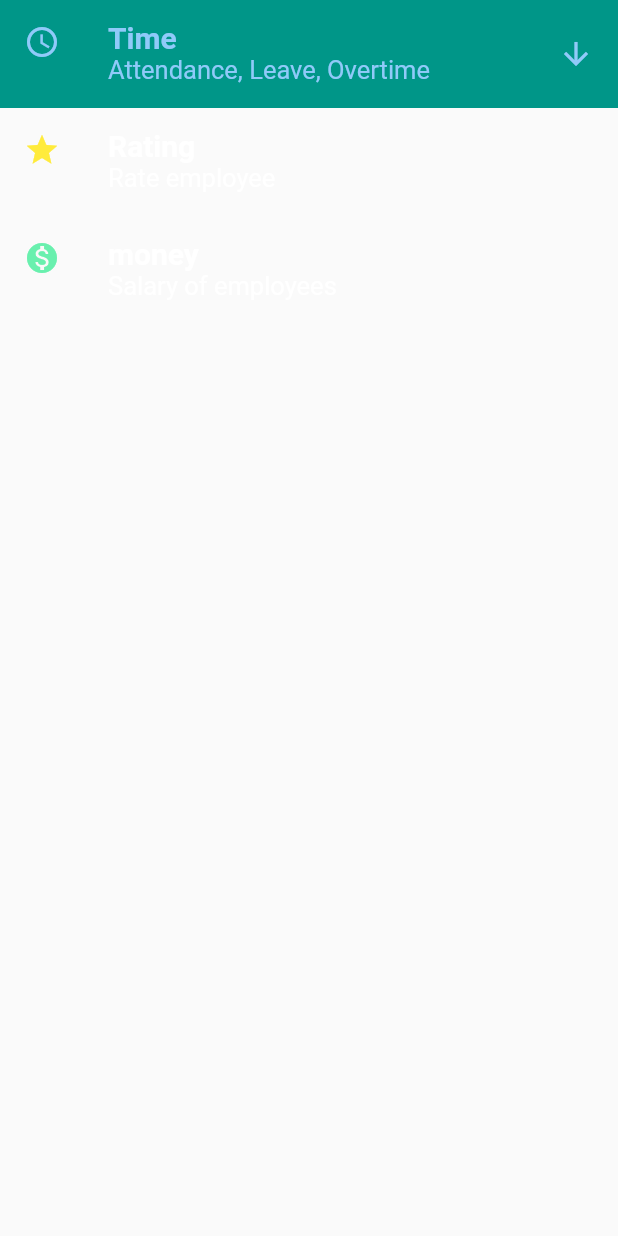
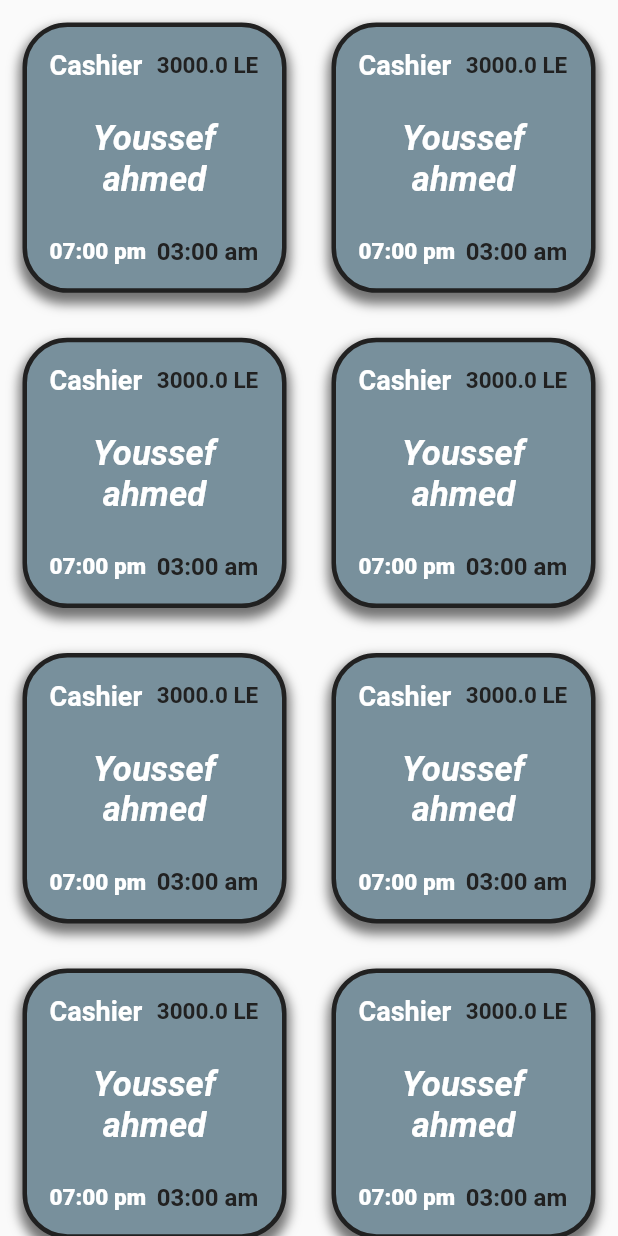
Before and after one commit to Youssef8997/casheir_mobill, a Flutter app: the Employees widget shown alone on an empty page, opened directly, on a phone screen of 412 x 824 dp. Run offline on Flutter 3.47's test engine with Material 2 defaults, Android fonts, the phone set to English and light mode, and no system bars; our stand-ins replace blurrycontainer, flashy_tab_bar2, flutter_bloc, flutter_rating_bar, lottie, percent_indicator and 1 more; missing offline and left inert: connection_notifier.

Commit message:
first step in empo screen

```diff
--- a/lib/Componads/AppBar.dart
+++ b/lib/Componads/AppBar.dart
@@ -1,7 +1,7 @@
 import 'package:flutter/material.dart';
 import 'package:shimmer/shimmer.dart';
 
-PreferredSizeWidget myAppBar ({required text,required List <Widget> Action}){
+PreferredSizeWidget myAppBar ({required text,required List <Widget> Action,leading}){
   return AppBar(
     title: Shimmer.fromColors(
         highlightColor: Colors.black,
@@ -11,5 +11,6 @@ PreferredSizeWidget myAppBar ({required text,required List <Widget> Action}){
     backgroundColor: Colors.transparent,
     elevation: 0,
     actions:Action,
+    leading: leading,
   );
 }
--- a/lib/Cuibt/cuibt.dart
+++ b/lib/Cuibt/cuibt.dart
@@ -4,8 +4,7 @@ import 'package:casheir_mobill/Models/Store%20and%20products.dart';
 import 'package:flashy_tab_bar2/flashy_tab_bar2.dart';
 import 'package:flutter/material.dart';
 import 'package:flutter_bloc/flutter_bloc.dart';
-
-import '../Models/Empo.dart';
+import '../Models/empo/Empo.dart';
 import '../Models/suppliers/Suppliers.dart';
 
 class MobilCuibt extends Cubit<MobilState> {
@@ -36,6 +35,8 @@ class MobilCuibt extends Cubit<MobilState> {
   bool searchVisibleEmployee = false;
   var searchControllerEmployee = TextEditingController();
   int selectedTile=1;
+  var employeeScaffold = GlobalKey<ScaffoldState>();
+
   //Filters
   var bottomSheetController = TextEditingController();
   var kayScaffold = GlobalKey<ScaffoldState>();
--- a/lib/Models/Empo.dart
+++ /dev/null
@@ -1,139 +0,0 @@
-import 'package:casheir_mobill/Cuibt/State.dart';
-import 'package:casheir_mobill/Cuibt/cuibt.dart';
-import 'package:flutter/material.dart';
-import 'package:flutter_bloc/flutter_bloc.dart';
-import 'package:flutter_rating_bar/flutter_rating_bar.dart';
-class Employees extends StatelessWidget {
-
-  @override
-  Widget build(BuildContext context) {
-    return BlocConsumer<MobilCuibt,MobilState>
-      (
-      listener: (context,state){},
-      builder: (context,state){
-        var cuibt =MobilCuibt.get(context);
-        return SafeArea(
-          child: Column(
-children: [
-  listTileWidget(cuibt),
-  if(cuibt.selectedTile==1)
-  timeColumn(),
-  if(cuibt.selectedTile==2)
-    ratingColumn(),
-  if(cuibt.selectedTile==3)
-    moneyColumn(),
-  ],
-          ),
-        );
-      },
-
-    );
-  }
-  Widget listTileWidget(MobilCuibt cuibt) {
-    return ListTileTheme(
-      iconColor: Colors.white,
-      textColor: Colors.white,
-      enableFeedback: true,
-      selectedTileColor: Colors.teal,
-      selectedColor: Colors.blue[200],
-      child: Column(
-        children:  [
-          ListTile(
-            onTap: ()=>cuibt.changeSelectedTile(1),
-            selected: cuibt.selectedTile==1,
-            leading: const Icon(Icons.access_time_outlined),
-            title: const Text('Time',style: TextStyle(fontSize: 20,fontWeight: FontWeight.bold),),
-            subtitle: const Text('Attendance, Leave, Overtime',style: TextStyle(fontSize: 17,),),
-            trailing: cuibt.selectedTile==1?const Icon(Icons.arrow_downward_outlined):null,
-          ),
-          ListTile(
-            onTap: ()=>cuibt.changeSelectedTile(2),
-            selected: cuibt.selectedTile==2,
-            leading: const Icon(Icons.star,color: Colors.yellow,),
-            title: const Text('Rating',style:  TextStyle(fontSize: 20,fontWeight: FontWeight.bold),),
-            subtitle: const Text('Rate employee ',style: TextStyle(fontSize: 17,),),
-            trailing: cuibt.selectedTile==2?const Icon(Icons.arrow_downward_outlined):null,
-          ),
-          ListTile(
-            onTap: ()=>cuibt.changeSelectedTile(3),
-            selected: cuibt.selectedTile==3,
-            leading: const Icon(Icons.monetization_on,color: Colors.greenAccent,),
-            title: const Text('money',style: TextStyle(fontSize: 20,fontWeight: FontWeight.bold),),
-            subtitle: const Text('Salary of employees ',style: TextStyle(fontSize: 17,),),
-            trailing: cuibt.selectedTile==3?const Icon(Icons.arrow_downward_outlined):null,
-          ),
-
-        ],
-      ),
-    );
-  }
-  Widget timeColumn(){
-    return Padding(
-      padding: const EdgeInsets.all(15),
-      child: Column(
-        children: [
-
-        ],
-      ),
-    );
-  }
-  Widget ratingColumn(){
-    return Padding(
-      padding: const EdgeInsets.all(15),
-      child: Column(
-        children: [
-
-        RatingBar.builder(
-        initialRating: 4,
-        itemCount: 5,
-        allowHalfRating: true,
-        itemBuilder: (context, index) {
-          switch (index) {
-            case 0:
-              return Icon(
-                Icons.sentiment_very_dissatisfied,
-                color: Colors.red,
-              );
-            case 1:
-              return Icon(
-                Icons.sentiment_dissatisfied,
-                color: Colors.redAccent,
-              );
-            case 2:
-              return Icon(
-                Icons.sentiment_neutral,
-                color: Colors.amber,
-              );
-            case 3:
-              return Icon(
-                Icons.sentiment_satisfied,
-                color: Colors.lightGreen,
-              );
-            case 4:
-              return Icon(
-                Icons.sentiment_very_satisfied,
-                color: Colors.green,
-              );
-            default:
-              return SizedBox.shrink();
-          }
-        },
-        onRatingUpdate: (rating) {
-
-        },
-itemPadding: const EdgeInsets.symmetric(horizontal: 5.0),
-        )],
-      ),
-    );
-  }
-  Widget moneyColumn(){
-    return Padding(
-      padding: const EdgeInsets.all(15),
-      child: Column(
-        children: [
-
-        ],
-      ),
-    );
-  }
-}
--- /dev/null
+++ b/lib/Models/empo/Empo.dart
@@ -0,0 +1,155 @@
+import 'package:casheir_mobill/Models/empo/showDetiles.dart';
+import 'package:flutter/cupertino.dart';
+import 'package:flutter/material.dart';
+import 'package:casheir_mobill/Componads/Comoonads.dart';
+import 'package:casheir_mobill/Cuibt/State.dart';
+import 'package:casheir_mobill/Cuibt/cuibt.dart';
+import 'package:flutter_bloc/flutter_bloc.dart';
+
+class Employees extends StatelessWidget {
+  @override
+  Widget build(BuildContext context) {
+    return BlocConsumer<MobilCuibt, MobilState>(
+      listener: (context, state) {},
+      builder: (context, state) {
+        var Size = MediaQuery.of(context).size;
+        return SingleChildScrollView(
+          child: Column(
+            crossAxisAlignment: CrossAxisAlignment.start,
+            children: [
+              SizedBox(
+                height: Size.height,
+                width: Size.width,
+                child: GridView.count(
+                  physics: const BouncingScrollPhysics(),
+                  scrollDirection: Axis.vertical,
+                  crossAxisCount: 2,
+                  childAspectRatio: .98,
+                  children: List.generate(
+                      20,
+                          (index) => _showEmployee(
+                          Size: Size,
+                          name: "Youssef ahmed",
+                          startWork: "07:00 pm",
+                          endWork: "03:00 am",
+                              salary: 3000,
+                          jobTitle: "Cashier",
+                          context: context
+                      )),
+                ),
+              )
+            ],
+          ),
+        );
+      },
+    );
+  }
+
+  InkWell _showEmployee({
+    required Size Size,
+    required String name,
+    required String jobTitle,
+    required double salary,
+    required String startWork,
+    required String endWork,
+    required BuildContext context
+  }) {
+    return InkWell(
+      onTap: ()=>nevigator(bool: true,page: Empo(),context: context),
+      child: Container(
+        margin: const EdgeInsetsDirectional.all(15),
+        padding: const EdgeInsetsDirectional.all(15),
+        clipBehavior: Clip.antiAliasWithSaveLayer,
+        width: Size.width * .5,
+        height: Size.height * .2,
+        decoration: BoxDecoration(
+          borderRadius: BorderRadius.circular(30),
+          color: Colors.blueGrey[400],
+          boxShadow: const [
+            BoxShadow(
+                color: Colors.black54,
+                offset: Offset(0, 5),
+                blurRadius: 6,
+                spreadRadius: 2),
+          ],
+          border: Border.all(
+            color: Colors.grey[900]!,
+            width: 3,
+          ),
+        ),
+        child: Column(
+          crossAxisAlignment: CrossAxisAlignment.center,
+          mainAxisSize: MainAxisSize.max,
+          children: [
+            Row(children: [
+              Expanded(
+                child: Text(
+                  jobTitle,
+                  style: const TextStyle(
+                    fontSize: 18,
+                    fontWeight: FontWeight.bold,
+                    color: Colors.white,
+                  ),
+                  maxLines: 1,
+                  overflow: TextOverflow.ellipsis,
+                ),
+              ),
+              const SizedBox(width: 3,),
+              Expanded(
+                child: Text(
+                  "$salary LE",
+                  style: TextStyle(
+                    fontSize: 15,
+                    fontWeight: FontWeight.bold,
+                    color: Colors.grey[900]!,
+                  ),
+                  maxLines: 1,
+                  overflow: TextOverflow.fade,
+                ),
+              ),
+            ]),
+            const Spacer(),
+            Text(
+              textAlign: TextAlign.center,
+                name,
+                style: const TextStyle(
+                    fontSize: 23,
+                    fontWeight: FontWeight.w600,
+                    fontStyle: FontStyle.italic,
+                  color: Colors.white,
+
+                ),
+
+            ),
+            const Spacer(),
+
+            Row(children: [
+              Expanded(
+                child: Text(
+                  startWork,
+                  style: const TextStyle(
+                    fontSize: 15,
+                    fontWeight: FontWeight.w800,
+                    overflow: TextOverflow.ellipsis,
+                    color: Colors.white,
+
+                  ),
+                ),
+              ),
+              const SizedBox(width: 3,),
+              Expanded(
+                child: Text(endWork,
+                    style: TextStyle(
+                      fontSize: 16,
+                      fontWeight: FontWeight.bold,
+                      color: Colors.grey[900]!,
+                      overflow: TextOverflow.ellipsis,
+                    )),
+              ),
+            ]),
+          ],
+        ),
+      ),
+    );
+  }
+}
```
Also changed, not shown: lib/Models/empo/showDetiles.dart (added, +413 -0 lines).
